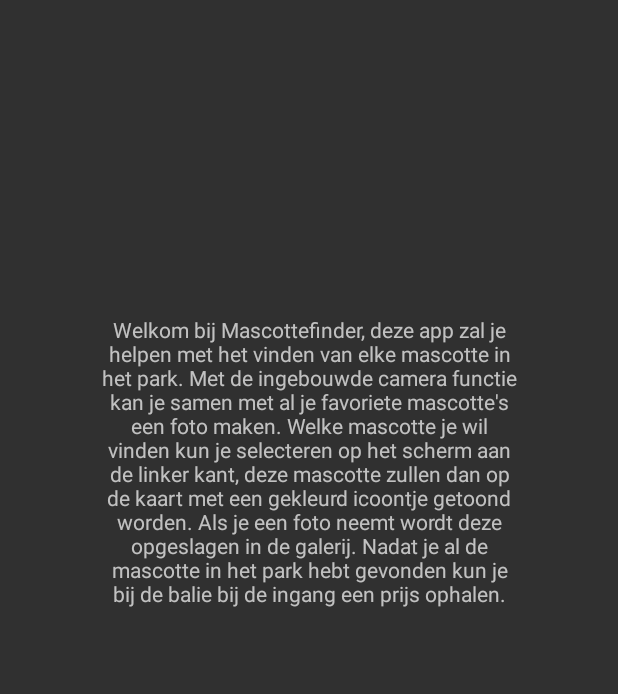
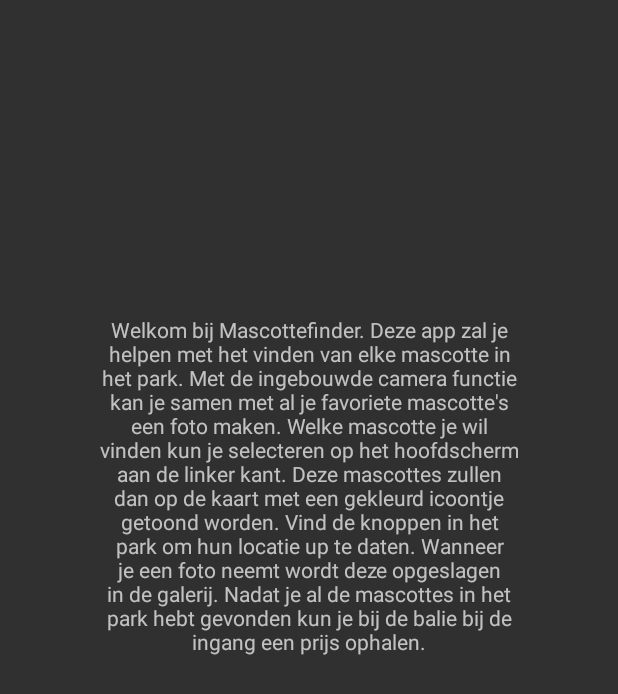
Before and after one commit to VincentDeRooij/MascotteAppA3, an Android app: the Information screen opened directly, with no data from a screen before it, on a phone screen of 412 x 824 dp. Shown: the top 694 px of the screen. Run offline under Robolectric (Android 15) with nearby library versions, the phone set to English and light mode, and no system bars.

Commit message:
Comments added
Still need some at MapBox and Camera parts

```diff
--- a/app/src/main/java/com/example/mascotteappa3/MascotApp/MQTT/IMQTT.java
+++ b/app/src/main/java/com/example/mascotteappa3/MascotApp/MQTT/IMQTT.java
@@ -1,5 +1,6 @@
 package com.example.mascotteappa3.MascotApp.MQTT;
 
+//Interface for observer model
 public interface IMQTT {
 
     void onMessageArrived(String message);
--- a/app/src/main/java/com/example/mascotteappa3/MascotApp/MQTT/MascotMQTT.java
+++ b/app/src/main/java/com/example/mascotteappa3/MascotApp/MQTT/MascotMQTT.java
@@ -40,6 +40,7 @@ public class MascotMQTT {
         this.listener = listener;
     }
 
+    //Connects to host as given in class variables
     public void connect() {
         try {
             IMqttToken token = client.connect(options);
@@ -68,6 +69,7 @@ public class MascotMQTT {
                 isConnected = false;
             }
 
+            //Handles arriving messages and sends to listener
             @Override
             public void messageArrived(String topic, MqttMessage message) throws Exception {
                 String text = new String(message.getPayload());
--- a/app/src/main/java/com/example/mascotteappa3/MascotApp/MapView/GPSCoordinate.java
+++ b/app/src/main/java/com/example/mascotteappa3/MascotApp/MapView/GPSCoordinate.java
@@ -2,7 +2,6 @@ package com.example.mascotteappa3.MascotApp.MapView;
 
 class GPSCoordinate {
 
-    //Todo: Make sure cooridnates are suitable for mapbox
     private double latitude;
     private double longitude;
 
@@ -11,6 +10,7 @@ class GPSCoordinate {
         this.longitude = GPSConverter(longitude);
     }
 
+    //Method for converting NMEA GPS coordinates to those used by MapBox
     private double GPSConverter(double number) {
         String numberString = number + "";
 
--- a/app/src/main/java/com/example/mascotteappa3/MascotApp/MapView/NavigationHelper.java
+++ b/app/src/main/java/com/example/mascotteappa3/MascotApp/MapView/NavigationHelper.java
@@ -17,6 +17,7 @@ public class NavigationHelper {
 
     }
 
+    //Options for hamburger menu
     public Intent onNavigationItemSelected(@NonNull MenuItem menuItem, AppCompatActivity activity) {
         Intent intent = null;
         if(menuItem.getItemId() == R.id.nav_item_map) {
--- a/app/src/main/res/layout/activity_information.xml
+++ b/app/src/main/res/layout/activity_information.xml
@@ -16,9 +16,9 @@
         android:layout_marginTop="8dp"
         android:layout_marginEnd="8dp"
         android:layout_marginBottom="8dp"
-        android:text="Welkom bij Mascottefinder, deze app zal je helpen met het vinden van elke mascotte in het park. Met de ingebouwde camera functie kan je samen met al je favoriete mascotte's een foto maken.
-Welke mascotte je wil vinden kun je selecteren op het scherm aan de linker kant, deze mascotte zullen dan op de kaart met een gekleurd icoontje getoond worden.
-Als je een foto neemt wordt deze opgeslagen in de galerij. Nadat je al de mascotte in het park hebt gevonden kun je bij de balie bij de ingang een prijs ophalen."
+        android:text="Welkom bij Mascottefinder. Deze app zal je helpen met het vinden van elke mascotte in het park. Met de ingebouwde camera functie kan je samen met al je favoriete mascotte's een foto maken.
+Welke mascotte je wil vinden kun je selecteren op het hoofdscherm aan de linker kant. Deze mascottes zullen dan op de kaart met een gekleurd icoontje getoond worden. Vind de knoppen in het park om hun locatie up te daten.
+Wanneer je een foto neemt wordt deze opgeslagen in de galerij. Nadat je al de mascottes in het park hebt gevonden kun je bij de balie bij de ingang een prijs ophalen."
         android:textAlignment="center"
         app:layout_constraintBottom_toBottomOf="parent"
         app:layout_constraintEnd_toEndOf="parent"
```
Also changed, not shown: app/src/main/java/com/example/mascotteappa3/MascotApp/MapView/MapActivity.java (+9 -2 lines).
